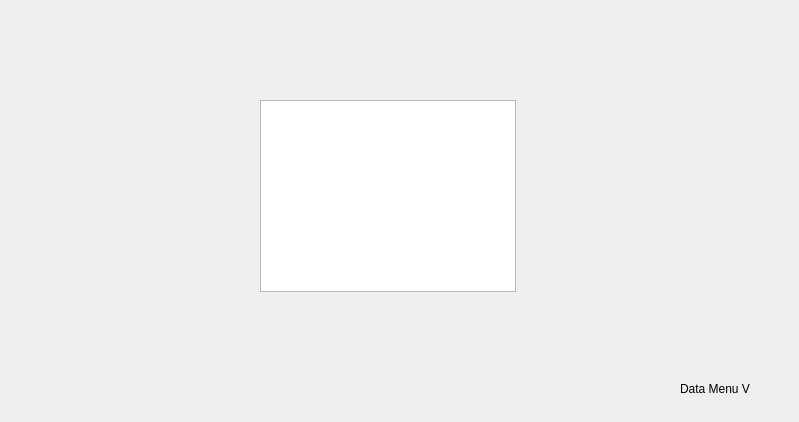
Old version of the form Data/datamenu.ui in the repository yingzhihua/DxHS-C.
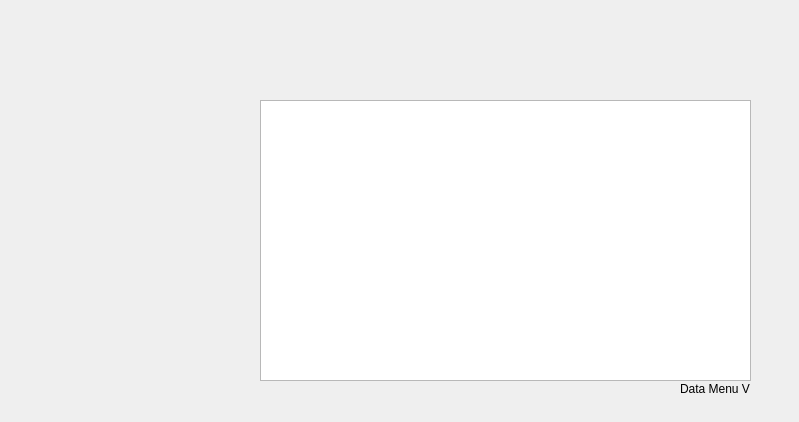
New version of the form.

```diff
--- a/Data/datamenu.ui
+++ b/Data/datamenu.ui
@@ -31,8 +31,8 @@
     <rect>
      <x>260</x>
      <y>100</y>
-     <width>256</width>
-     <height>192</height>
+     <width>491</width>
+     <height>281</height>
     </rect>
    </property>
    <property name="autoScrollMargin">
```
